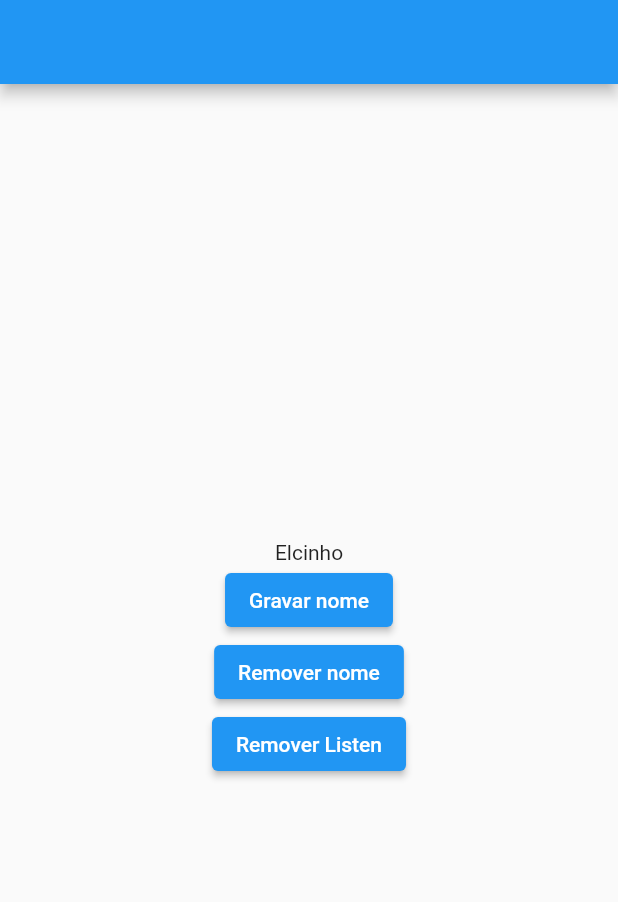
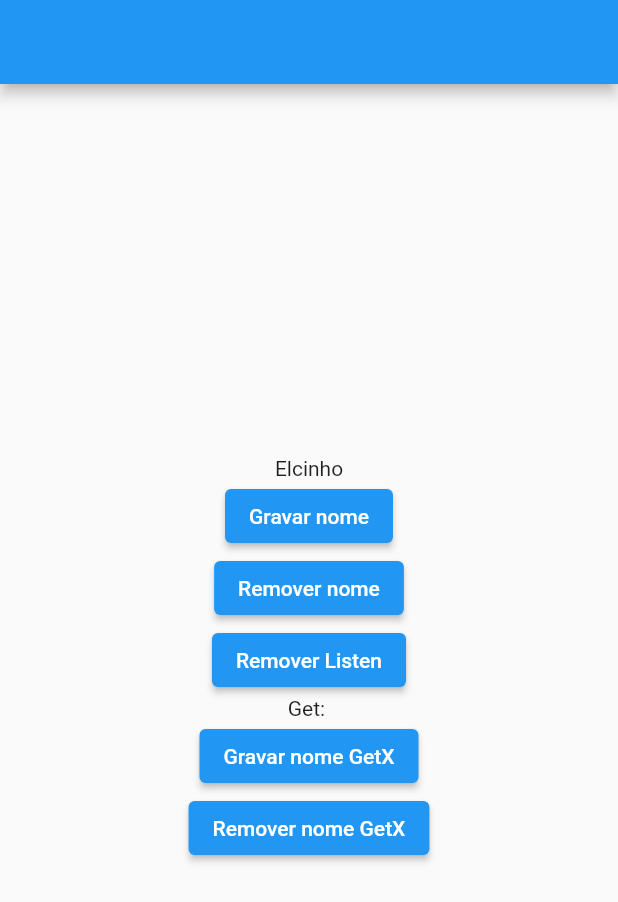
Before and after one commit to ElcioLS/adf_get_storage, a Flutter app: the screen it shows after launch, after a tap on "Gravar nome", on a phone screen of 412 x 824 dp. Shown: the top 902 px of the screen. Run offline on Flutter 3.47's test engine with Material 2 defaults, Android fonts, the phone set to English and light mode, and no system bars; our stand-ins replace get_storage.

```diff
--- a/lib/main.dart
+++ b/lib/main.dart
@@ -5,6 +5,7 @@ import 'pages/home_page.dart';
 
 Future<void> main() async {
   await GetStorage.init();
+  await GetStorage.init('JornadaGetX');
   runApp(const MyApp());
 }
 
--- a/lib/pages/home_page.dart
+++ b/lib/pages/home_page.dart
@@ -10,6 +10,7 @@ class HomePage extends StatefulWidget {
 
 class _HomePageState extends State<HomePage> {
   final storage = GetStorage();
+  final storageGetX = GetStorage('JornadaGetX');
   late final VoidCallback listen;
 
   @override
@@ -34,6 +35,7 @@ class _HomePageState extends State<HomePage> {
   @override
   Widget build(BuildContext context) {
     var nome = storage.read('nameKey') ?? '';
+    var nomeGetX = storageGetX.read('nameKeyGetX') ?? '';
     return Scaffold(
       appBar: AppBar(
         title: const Text(''),
@@ -62,6 +64,26 @@ class _HomePageState extends State<HomePage> {
                   listen();
                 },
                 child: const Text('Remover Listen')),
+            Text('Get: $nomeGetX'),
+            ElevatedButton(
+                onPressed: () {
+                  storageGetX.write('nameKey', 'Elcinho GetX');
+                  setState(() {});
+                },
+                child: const Text('Gravar nome GetX')),
+            ElevatedButton(
+                onPressed: () {
+                  storageGetX.remove(
+                    'nameKey',
+                  );
+                  setState(() {});
+                },
+                child: const Text('Remover nome GetX')),
+            // ElevatedButton(
+            //     onPressed: () {
+            //       listen();
+            //     },
+            //     child: const Text('Remover Listen GetX')),
           ],
         ),
       ),
```
